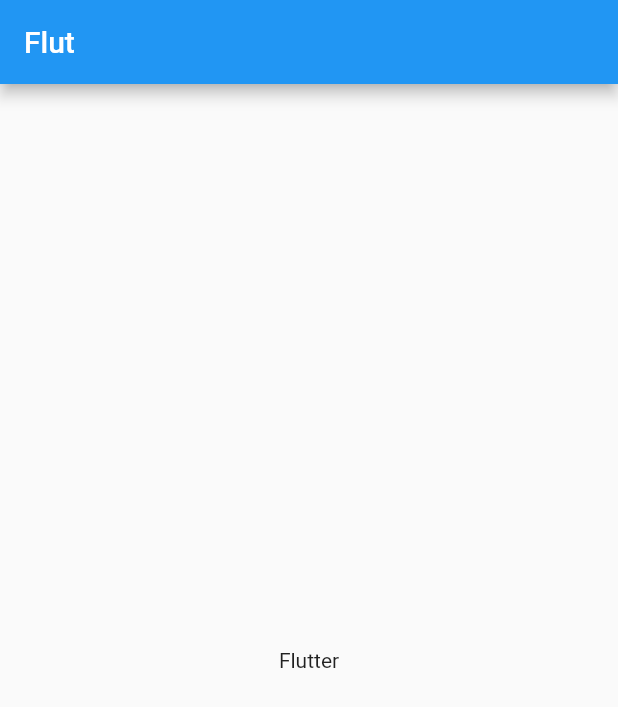
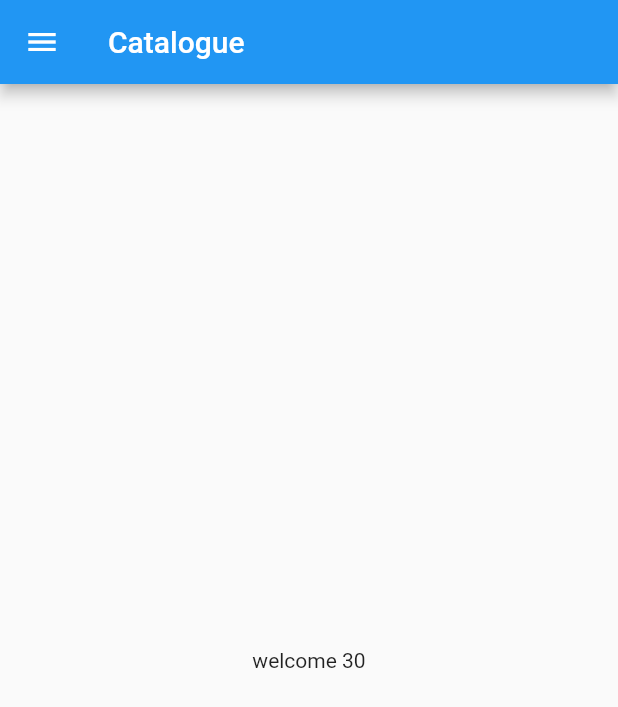
Before and after one commit to alcatraz619/30DaysOfFlutter, a Flutter app: the screen it shows after launch, on a phone screen of 412 x 824 dp. Shown: the top 707 px of the screen. Run offline on Flutter 3.47's test engine with Material 2 defaults, Android fonts, the phone set to English and light mode, and no system bars.

Commit message:
day 2 completed

```diff
--- /dev/null
+++ b/lib/HomePage.dart
@@ -0,0 +1,20 @@
+import 'package:flutter/material.dart';
+
+class HomePage extends StatelessWidget {
+  @override
+  Widget build(BuildContext context) {
+    int ok = 30;
+
+    return Scaffold(
+      appBar: AppBar(
+        title: (Text("Catalogue")),
+      ),
+      body: Center(
+        child: Container(
+          child: Text("welcome $ok"),
+        ),
+      ),
+      drawer: Drawer(),
+    );
+  }
+}
--- a/lib/main.dart
+++ b/lib/main.dart
@@ -1,22 +1,16 @@
 import 'package:flutter/material.dart';
 
-import 'package:flutter/material.dart';
+import 'HomePage.dart';
 
 void main() {
-  runApp(MaterialApp(
-    title: "Awesome app",
-    home: HomePage(),
-  ));
+  runApp(MyApp());
 }
 
-class HomePage extends StatelessWidget {
+class MyApp extends StatelessWidget {
   @override
   Widget build(BuildContext context) {
-    return Scaffold(
-      appBar: AppBar(
-        title: Text("Flut"),
-      ),
-      body: Container(child: Center(child: Text("Flutter"))),
+    return MaterialApp(
+      home: HomePage(),
     );
   }
 }
```
